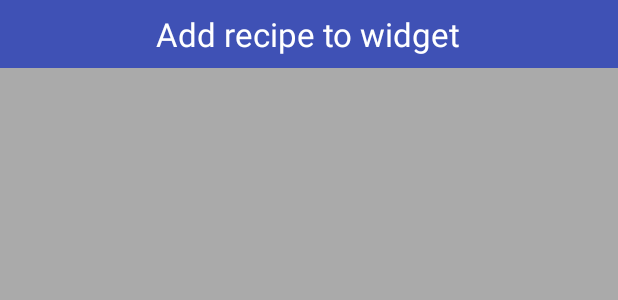
After one commit to SN23/Baking, an Android app: the layout baking_widget_provider.xml on its own in the app's theme, with its tools: preview values and no code run, on a phone screen of 412 x 824 dp. The commit adds this screen. Shown: the top 300 px of the screen. Run offline under Robolectric (Android 15) with nearby library versions, the phone set to English and light mode, and no system bars.

Commit message:
Setup widget

```diff
--- /dev/null
+++ b/app/src/main/res/layout/baking_widget_provider.xml
@@ -0,0 +1,34 @@
+<LinearLayout xmlns:android="http://schemas.android.com/apk/res/android"
+    android:layout_width="match_parent"
+    android:layout_height="match_parent"
+    android:layout_margin="@dimen/widget_margin"
+    android:background="@android:color/darker_gray"
+    android:orientation="vertical">
+
+    <LinearLayout
+        android:layout_width="match_parent"
+        android:layout_height="wrap_content"
+        android:gravity="center"
+        android:background="@color/colorPrimary">
+
+        <TextView
+            android:id="@+id/widget_recipe_name"
+            android:layout_width="wrap_content"
+            android:layout_height="wrap_content"
+            android:padding="@dimen/widget_recipe_name_tv_padding"
+            android:text="@string/add_recipe_to_widget"
+            android:textColor="@android:color/white"
+            android:textSize="@dimen/widget_recipe_name_text_size" />
+
+    </LinearLayout>
+
+    <ListView
+        android:id="@+id/widget_recipe_listview"
+        android:layout_width="match_parent"
+        android:layout_height="@dimen/widget_recipe_listview_height"
+        android:layout_margin="@dimen/widget_recipe_listview_margin"
+        android:layout_weight="1"
+        android:divider="@android:color/white"
+        android:dividerHeight="@dimen/widget_recipe_listview_divider_height" />
+
+</LinearLayout>
--- /dev/null
+++ b/app/src/main/res/values/dimens.xml
@@ -0,0 +1,19 @@
+<?xml version="1.0" encoding="utf-8"?>
+<resources>
+
+    <!--
+Refer to App Widget Documentation for margin information
+http://developer.android.com/guide/topics/appwidgets/index.html#CreatingLayout
+    -->
+    <dimen name="widget_margin">8dp</dimen>
+    <dimen name="widget_recipe_item_text_size">14sp</dimen>
+    <dimen name="widget_recipe_item_margin">4dp</dimen>
+    <dimen name="widget_recipe_name_tv_padding">8dp</dimen>
+    <dimen name="widget_recipe_name_text_size">22sp</dimen>
+    <dimen name="widget_recipe_listview_height">0dp</dimen>
+    <dimen name="widget_recipe_listview_margin">8dp</dimen>
+    <dimen name="widget_recipe_listview_divider_height">2dp</dimen>
+    <dimen name="widget_min_height">100dp</dimen>
+    <dimen name="widget_min_width">100dp</dimen>
+
+</resources>
```
Also changed, not shown: app/src/main/AndroidManifest.xml (+13 -1 lines), app/src/main/java/com/sukhjinder/baking/BakingPreferences.java (added, +31 -0 lines), app/src/main/java/com/sukhjinder/baking/Widget/BakingWidgetProvider.java (added, +64 -0 lines), app/src/main/java/com/sukhjinder/baking/Widget/BakingWidgetService.java (added, +29 -0 lines), app/src/main/java/com/sukhjinder/baking/Widget/ListRemoteViewsFactory.java (added, +66 -0 lines), app/src/main/res/layout/baking_app_widget_ingredient_item.xml (added, +10 -0 lines), app/src/main/res/menu/recipe_detail.xml (added, +9 -0 lines), app/src/main/res/values-v14/dimens.xml (added, +10 -0 lines), app/src/main/res/values/strings.xml (+16 -2 lines), app/src/main/res/xml/baking_widget_provider_info.xml (added, +8 -0 lines), app/src/main/res/drawable-nodpi/widget_preview.png (added).
